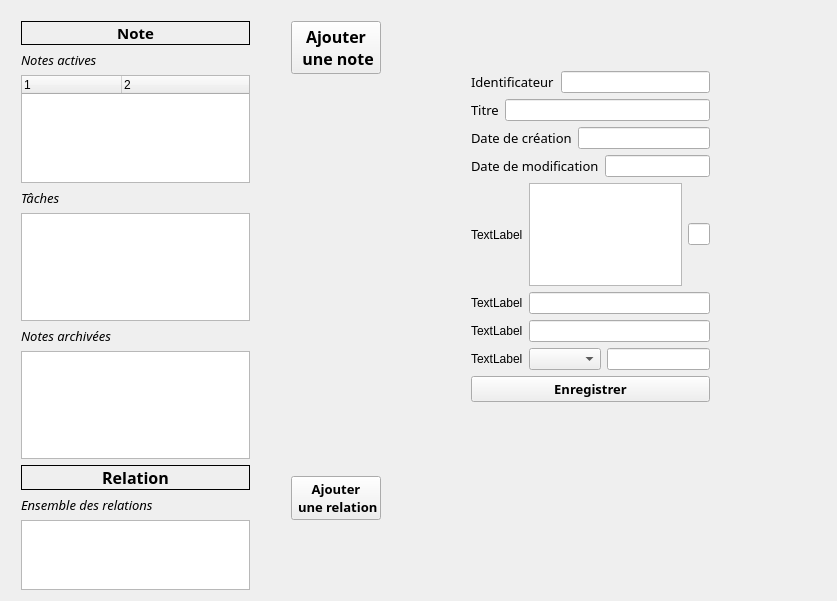
Qt form PluriNotes/mainwindow.ui (hugochabs/LO21_plurinotes) before a commit.
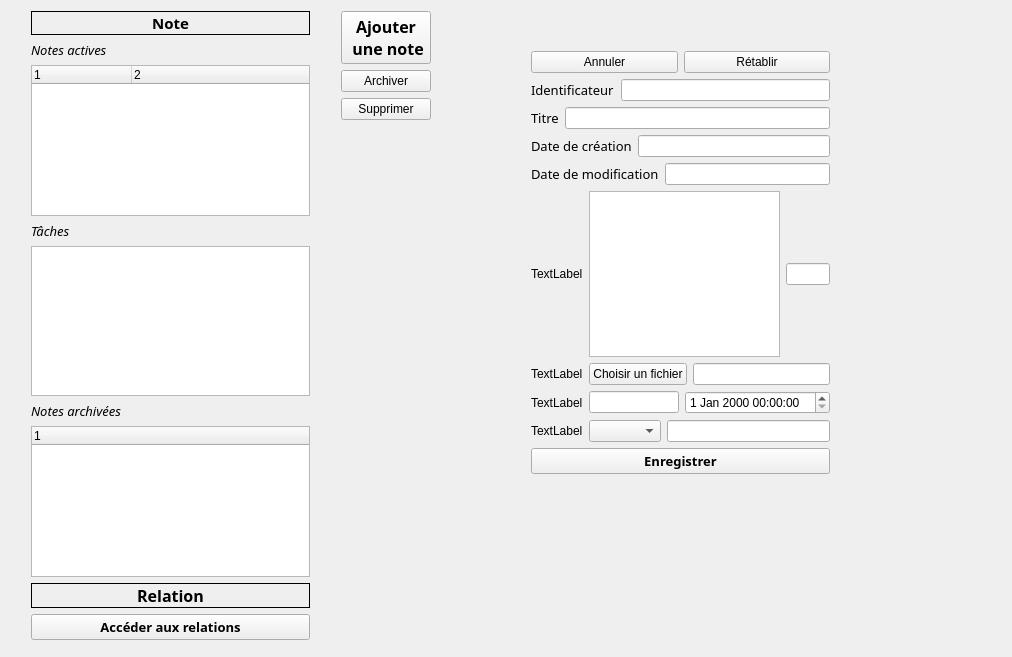
The same form after that commit.

Commit message: MaJ de l'interface, le bouton archiver est connecté mais pas supprimer, il faut implémenter les références d'abord Pour la classe OtherNOte, on a la possibilité de choisir un fchier, du coup dans filename mettre le direcory du fichier, je sais pas trop gérer ça.. Normalement, tout compile avec ces fichiers

Diff of the .ui file:
```diff
--- a/PluriNotes/mainwindow.ui
+++ b/PluriNotes/mainwindow.ui
@@ -6,8 +6,8 @@
    <rect>
     <x>0</x>
     <y>0</y>
-    <width>837</width>
-    <height>601</height>
+    <width>1012</width>
+    <height>657</height>
    </rect>
   </property>
   <property name="windowTitle">
@@ -17,8 +17,8 @@
    <widget class="QWidget" name="layoutWidget">
     <property name="geometry">
      <rect>
-      <x>280</x>
-      <y>10</y>
+      <x>330</x>
+      <y>0</y>
       <width>112</width>
       <height>521</height>
      </rect>
@@ -40,6 +40,20 @@
        </property>
       </widget>
      </item>
+     <item>
+      <widget class="QPushButton" name="archiver">
+       <property name="text">
+        <string>Archiver</string>
+       </property>
+      </widget>
+     </item>
+     <item>
+      <widget class="QPushButton" name="delete_2">
+       <property name="text">
+        <string>Supprimer</string>
+       </property>
+      </widget>
+     </item>
      <item>
       <spacer name="verticalSpacer">
        <property name="orientation">
@@ -53,31 +67,15 @@
        </property>
       </spacer>
      </item>
-     <item>
-      <widget class="QPushButton" name="addRelation">
-       <property name="font">
-        <font>
-         <family>Corbel</family>
-         <pointsize>10</pointsize>
-         <weight>75</weight>
-         <bold>true</bold>
-        </font>
-       </property>
-       <property name="text">
-        <string>Ajouter
- une relation</string>
-       </property>
-      </widget>
-     </item>
     </layout>
    </widget>
    <widget class="QWidget" name="layoutWidget">
     <property name="geometry">
      <rect>
-      <x>10</x>
-      <y>10</y>
-      <width>251</width>
-      <height>591</height>
+      <x>20</x>
+      <y>0</y>
+      <width>301</width>
+      <height>651</height>
      </rect>
     </property>
     <layout class="QVBoxLayout" name="verticalLayout_4">
@@ -174,22 +172,13 @@
         </widget>
        </item>
        <item>
-        <widget class="QListWidget" name="listWidget_2"/>
-       </item>
-      </layout>
-     </item>
-     <item>
-      <spacer name="verticalSpacer_2">
-       <property name="orientation">
-        <enum>Qt::Vertical</enum>
-       </property>
-       <property name="sizeHint" stdset="0">
-        <size>
-         <width>20</width>
-         <height>18</height>
-        </size>
-       </property>
-      </spacer>
+        <widget class="QTreeWidget" name="listArchived">
+         <column>
+          <property name="text">
+           <string notr="true">1</string>
+          </property>
+         </column>
+        </widget>
      </item>
      <item>
       <layout class="QVBoxLayout" name="verticalLayout_2">
@@ -215,36 +204,67 @@
         </widget>
        </item>
        <item>
-        <widget class="QLabel" name="label_5">
+          <widget class="QPushButton" name="addRelation_2">
          <property name="font">
           <font>
            <family>Corbel</family>
            <pointsize>10</pointsize>
-           <italic>true</italic>
+             <weight>75</weight>
+             <bold>true</bold>
           </font>
          </property>
          <property name="text">
-          <string>Ensemble des relations</string>
-         </property>
-        </widget>
+            <string>Accéder aux relations</string>
+           </property>
+          </widget>
+         </item>
+        </layout>
+       </item>
+      </layout>
        </item>
        <item>
-        <widget class="QListWidget" name="listWidget_3"/>
-       </item>
-      </layout>
+      <spacer name="verticalSpacer_2">
+       <property name="orientation">
+        <enum>Qt::Vertical</enum>
+       </property>
+       <property name="sizeHint" stdset="0">
+        <size>
+         <width>20</width>
+         <height>18</height>
+        </size>
+       </property>
+      </spacer>
      </item>
     </layout>
    </widget>
    <widget class="QWidget" name="layoutWidget">
     <property name="geometry">
      <rect>
-      <x>460</x>
-      <y>60</y>
-      <width>261</width>
-      <height>353</height>
+      <x>520</x>
+      <y>40</y>
+      <width>321</width>
+      <height>445</height>
      </rect>
     </property>
     <layout class="QVBoxLayout" name="verticalLayout_5">
+     <item>
+      <layout class="QHBoxLayout" name="horizontalLayout_9">
+       <item>
+        <widget class="QPushButton" name="pushButton">
+         <property name="text">
+          <string>Annuler</string>
+         </property>
+        </widget>
+       </item>
+       <item>
+        <widget class="QPushButton" name="pushButton_2">
+         <property name="text">
+          <string>Rétablir</string>
+         </property>
+        </widget>
+       </item>
+      </layout>
+     </item>
      <item>
       <layout class="QHBoxLayout" name="horizontalLayout">
        <item>
@@ -351,6 +371,13 @@
          </property>
         </widget>
        </item>
+       <item>
+        <widget class="QPushButton" name="directoryFile">
+         <property name="text">
+          <string>Choisir un fichier</string>
+         </property>
+        </widget>
+       </item>
        <item>
         <widget class="QLineEdit" name="prop2"/>
        </item>
@@ -368,6 +395,9 @@
        <item>
         <widget class="QLineEdit" name="prop3"/>
        </item>
+       <item>
+        <widget class="QDateTimeEdit" name="dateTimeEdit"/>
+       </item>
       </layout>
      </item>
      <item>
```
Lines whose indentation alone changed are shown as unchanged. The commit also changes 17 other files.
